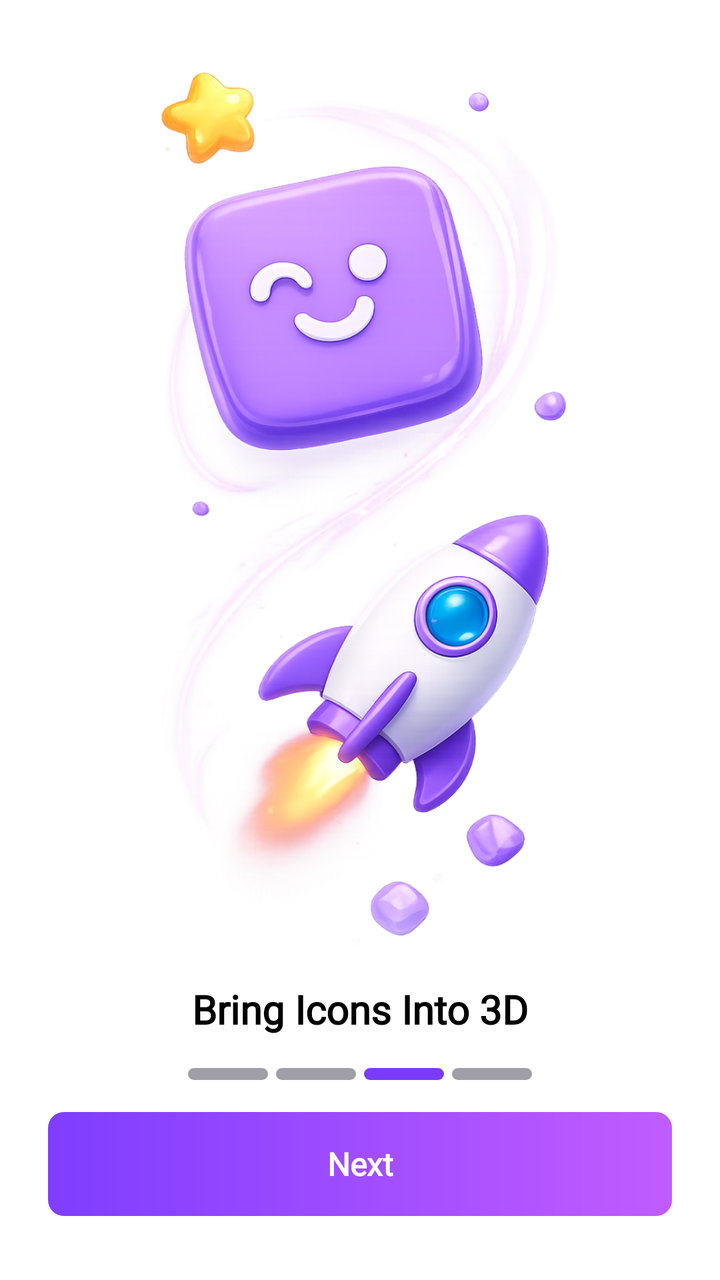
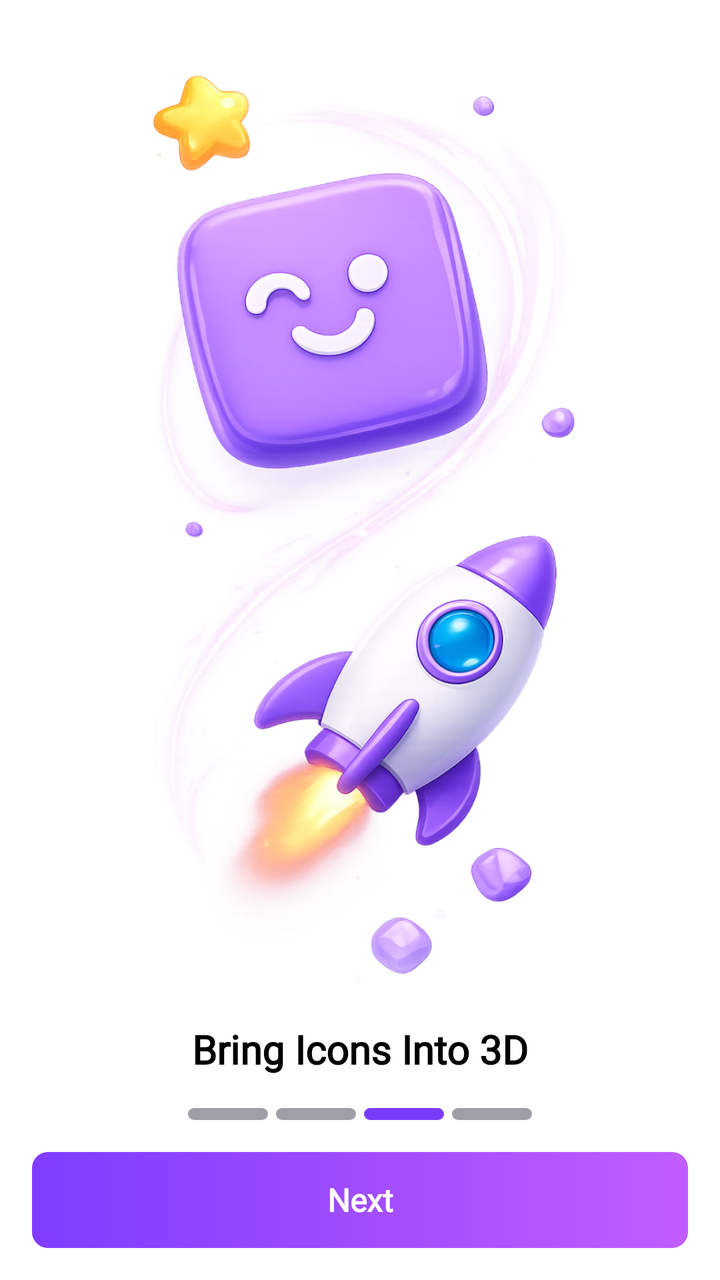

Screens rendered from an Android XML layout before and after an edit, with the pre-edit source and the edit as a unified diff.
<!-- AndroidManifest.xml: application theme Theme.MaterialComponents.DayNight.NoActionBar -->
<!-- res/layout/fragment_intro3.xml -->
<?xml version="1.0" encoding="utf-8"?>
<layout xmlns:android="http://schemas.android.com/apk/res/android"
    xmlns:app="http://schemas.android.com/apk/res-auto"
    xmlns:tools="http://schemas.android.com/tools">

    <androidx.constraintlayout.widget.ConstraintLayout
        android:layout_width="match_parent"
        android:layout_height="match_parent"
        android:background="@color/transparent">

        
        <FrameLayout
            android:id="@+id/layoutAds"
            android:layout_width="match_parent"
            android:layout_height="wrap_content"
            app:layout_constraintTop_toTopOf="parent"
            app:layout_constraintStart_toStartOf="parent"
            app:layout_constraintEnd_toEndOf="parent" />

        
        <ImageView
            android:id="@+id/im_LogoSlide"
            android:layout_width="0dp"
            android:layout_height="0dp"
            android:scaleType="fitXY"
            android:src="@drawable/intro_slide_3"
            app:layout_constraintDimensionRatio="412:668"
            app:layout_constraintEnd_toEndOf="parent"
            app:layout_constraintStart_toStartOf="parent"
            app:layout_constraintTop_toBottomOf="@id/layoutAds"
            app:layout_constraintBottom_toTopOf="@id/tv_title"
            app:layout_constraintVertical_chainStyle="spread_inside" />

        
        <TextView
            android:id="@+id/tv_title"
            android:layout_width="match_parent"
            android:layout_height="wrap_content"
            android:gravity="center"
            android:text="@string/intro_slide_3_title"
            android:textColor="@color/black"
            android:textSize="20sp"
            android:textStyle="bold"
            android:fontFamily="@font/app_font"
            android:layout_marginHorizontal="24dp"
            app:layout_constraintTop_toBottomOf="@id/im_LogoSlide"
            app:layout_constraintBottom_toTopOf="@id/layout_dots"
            app:layout_constraintStart_toStartOf="parent"
            app:layout_constraintEnd_toEndOf="parent" />

        
        <LinearLayout
            android:id="@+id/layout_dots"
            android:layout_width="wrap_content"
            android:layout_height="wrap_content"
            android:orientation="horizontal"
            android:gravity="center"
            android:layout_marginVertical="16dp"
            app:layout_constraintTop_toBottomOf="@id/tv_title"
            app:layout_constraintBottom_toTopOf="@id/btnNext"
            app:layout_constraintStart_toStartOf="parent"
            app:layout_constraintEnd_toEndOf="parent">

            
            <View
                android:layout_width="40dp"
                android:layout_height="6dp"
                android:background="@drawable/bg_dot_inactive" />

            
            <View
                android:layout_width="40dp"
                android:layout_height="6dp"
                android:layout_marginStart="4dp"
                android:background="@drawable/bg_dot_inactive" />

            
            <View
                android:layout_width="40dp"
                android:layout_height="6dp"
                android:layout_marginStart="4dp"
                android:background="@drawable/bg_dot_active" />

            
            <View
                android:layout_width="40dp"
                android:layout_height="6dp"
                android:layout_marginStart="4dp"
                android:background="@drawable/bg_dot_inactive" />

        </LinearLayout>

        
        <TextView
            android:id="@+id/btnNext"
            android:layout_width="match_parent"
            android:layout_height="52dp"
            android:layout_marginHorizontal="24dp"
            android:layout_marginBottom="32dp"
            android:background="@drawable/bg_purple_gradient_btn"
            android:gravity="center"
            android:text="@string/intro_next"
            android:textColor="#FFFFFF"
            android:textSize="16sp"
            android:textStyle="bold"
            android:fontFamily="@font/app_font"
            android:clickable="true"
            android:focusable="true"
            app:layout_constraintBottom_toBottomOf="parent"
            app:layout_constraintStart_toStartOf="parent"
            app:layout_constraintEnd_toEndOf="parent" />

    </androidx.constraintlayout.widget.ConstraintLayout>
</layout>
<!-- resources referenced by this layout -->
<resources>
  <color name="black">#FF000000</color>
  <color name="transparent">#00000000</color>
  <!-- drawable bg_dot_active (drawable) -->
  <?xml version="1.0" encoding="utf-8"?>
  <shape xmlns:android="http://schemas.android.com/apk/res/android"
      android:shape="rectangle">
      <solid android:color="@color/cosmic_item_selected_border" />
      <corners android:radius="3dp" />
      <size android:width="16dp" android:height="8dp" />
  </shape>
  <!-- drawable bg_dot_inactive (drawable) -->
  <?xml version="1.0" encoding="utf-8"?>
  <shape xmlns:android="http://schemas.android.com/apk/res/android"
      android:shape="rectangle">
      <solid android:color="#A09FA7" />
      <corners android:radius="3dp" />
      <size android:width="16dp" android:height="8dp" />
  </shape>
  <!-- drawable bg_purple_gradient_btn (drawable) -->
  <?xml version="1.0" encoding="utf-8"?>
  <shape xmlns:android="http://schemas.android.com/apk/res/android"
      android:shape="rectangle">
      <gradient
          android:startColor="@color/cosmic_accent"
          android:endColor="#C15CFF"
          android:angle="0"
          android:type="linear" />
      <corners android:radius="8dp" />
  </shape>
  <!-- drawable intro_slide_3: webp bitmap (drawable, 671060 bytes) -->
  <string name="intro_next">Next</string>
  <string name="intro_slide_3_title">Bring Icons Into 3D</string>
  <color name="cosmic_item_selected_border">#7A3CFA</color>
  <color name="cosmic_accent">#7F3DFF</color>
</resources>

<!-- the commit's change to res/layout/fragment_intro3.xml (unified diff, before → after) -->
@@ -94,9 +94,9 @@
         <TextView
             android:id="@+id/btnNext"
             android:layout_width="match_parent"
-            android:layout_height="52dp"
-            android:layout_marginHorizontal="24dp"
-            android:layout_marginBottom="32dp"
+            android:layout_height="48dp"
+            android:layout_marginHorizontal="16dp"
+            android:layout_marginBottom="16dp"
             android:background="@drawable/bg_purple_gradient_btn"
             android:gravity="center"
             android:text="@string/intro_next"
